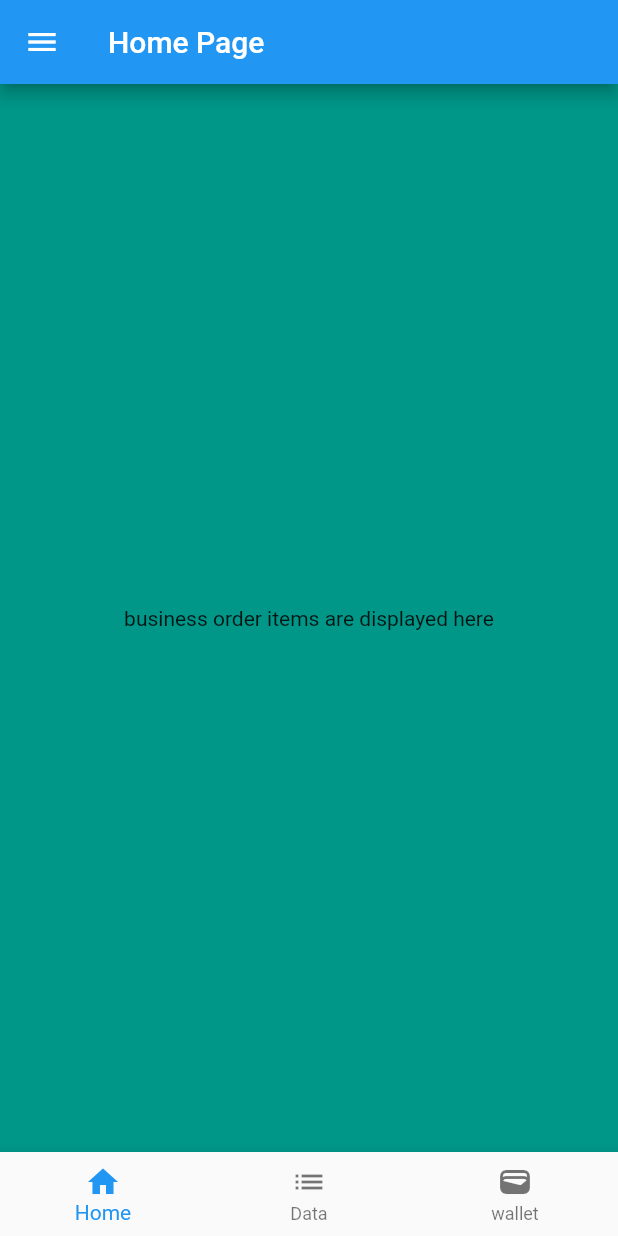
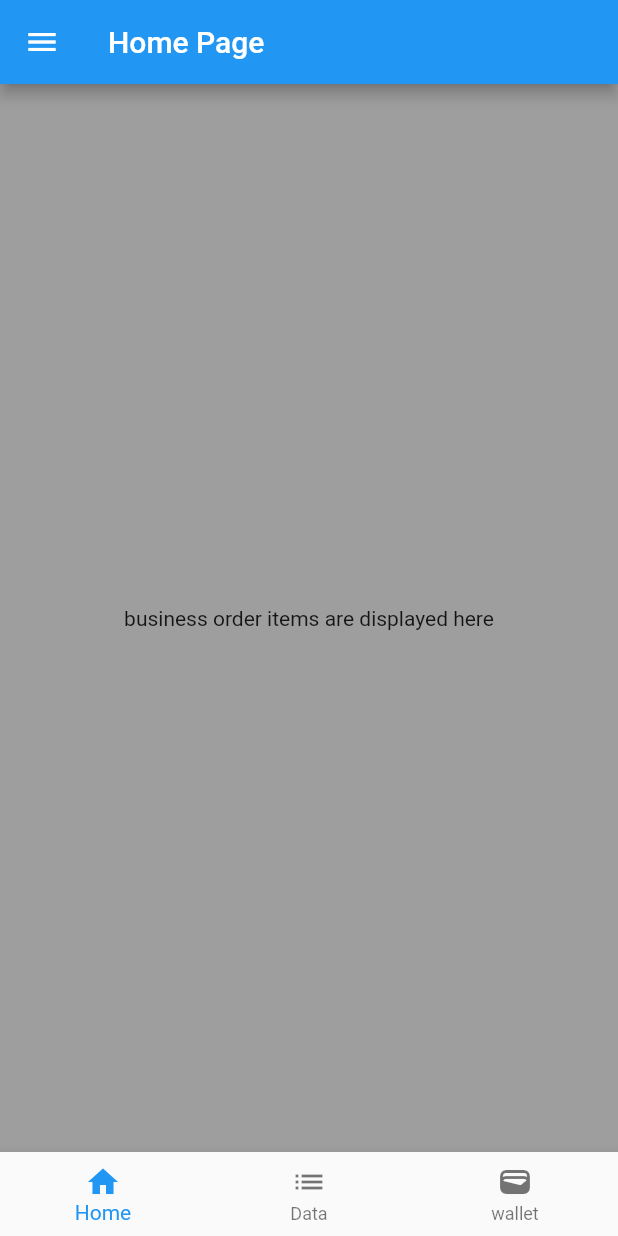
Before and after one commit to manishdotel/minor_project, a Flutter app: the screen it shows after launch, on a phone screen of 412 x 824 dp. Run offline on Flutter 3.47's test engine with Material 2 defaults, Android fonts, the phone set to English and light mode, and no system bars.

```diff
--- a/lib/ADD.dart
+++ b/lib/ADD.dart
@@ -2,6 +2,7 @@
 
 import 'package:flutter/cupertino.dart';
 import 'package:flutter/material.dart';
+import 'package:minor_project/settings/addd.dart';
 
 class Add extends StatefulWidget {
 
--- a/lib/HomeScreen.dart
+++ b/lib/HomeScreen.dart
@@ -51,52 +51,10 @@ class _HomeScreenState extends State<HomeScreen> {
   Widget build(BuildContext context) {
     return Scaffold(
       drawer: sideNav(),
-      backgroundColor: Colors.teal,
+      backgroundColor: Colors.grey,
       appBar: AppBar(
         title: Text('Home Page'),
       ),
-       /* centerTitle: true,
-        actions: [
-          IconButton(
-            icon: Icon(Icons.person_pin),
-            onPressed: () {},
-          ),
-        ],
-      ),
-      drawer: Drawer(
-        child: ListView(
-          children: [
-            UserAccountsDrawerHeader(
-              accountName: Text('User'),
-              accountEmail: Text('user@email.com'),
-              currentAccountPicture: CircleAvatar(
-                backgroundImage: NetworkImage(
-                  'https://pbs.twimg.com/profile_images/1307731275781177344/k5aVBG5Z_400x400.jpg',
-                ),
-              ),
-            ),
-            ListTile(
-              leading: Icon(Icons.home),
-              title: Text('Home'),
-              onTap: () {},
-            ),
-            ListTile(
-              leading: Icon(Icons.supervised_user_circle_outlined),
-              title: Text('PROFILE'),
-            ),
-            ListTile(
-              leading: Icon(Icons.settings),
-              title: Text('Settings'),
-              onTap: () {},
-            ),
-            ListTile(
-              leading: Icon(Icons.exit_to_app),
-              title: Text('Logout'),
-              onTap: () {},
-            ),
-          ],
-        ),
-      ),*/
       body: Center(
         child: Text('business order items are displayed here'),
       ),
@@ -107,20 +65,20 @@ class _HomeScreenState extends State<HomeScreen> {
           BottomNavigationBarItem(
             icon: Icon(Icons.home),
             label: 'Home',
-            backgroundColor: Colors.white,
+            backgroundColor: Colors.green,
 
 
           ),
           BottomNavigationBarItem(
             icon: Icon(Icons.list),
             label: 'Data',
-            backgroundColor: Colors.white,
+            backgroundColor: Colors. green,
 
           ),
           BottomNavigationBarItem(
             icon: Icon(Icons.wallet),
             label: 'wallet',
-            backgroundColor: Colors.white,
+            backgroundColor: Colors.green,
           ),
 
         ],
--- a/lib/wallet/pay_amount.dart
+++ b/lib/wallet/pay_amount.dart
@@ -85,7 +85,7 @@ class _payPageState extends State<payPage> {
                       _showDialog = true;
                     });
                   },
-                  child: Text('Make PAY Request'),
+                  child: Text('Make PAY money'),
                 ),
                 SizedBox(height: 10),
                 ElevatedButton(
@@ -100,7 +100,7 @@ class _payPageState extends State<payPage> {
                 _showDialog
                     ? AlertDialog(
                   title: Text(" PAY  Successful"),
-                  content: Text("Your request for release has been sent."),
+                  content: Text("Your collaterol money is reduced and make only for pay amount."),
                   actions: <Widget>[
                     ElevatedButton(
                       onPressed: () {
```
Also changed, not shown: lib/DataEntryPage.dart (+5 -3 lines), lib/Profile.dart (+23 -22 lines), lib/settings/addd.dart (added, +89 -0 lines), lib/wallet/LOAD_COLLATEROL.dart (+5 -2 lines), lib/wallet/Refund_COLLATEROL.dart (+29 -24 lines).
